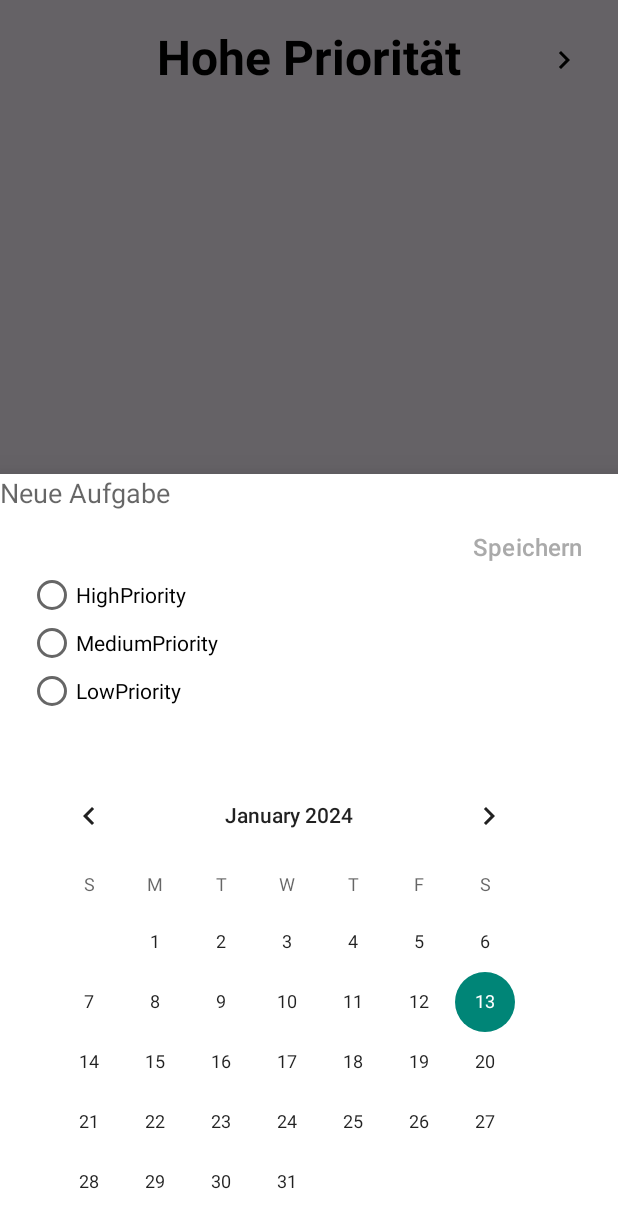
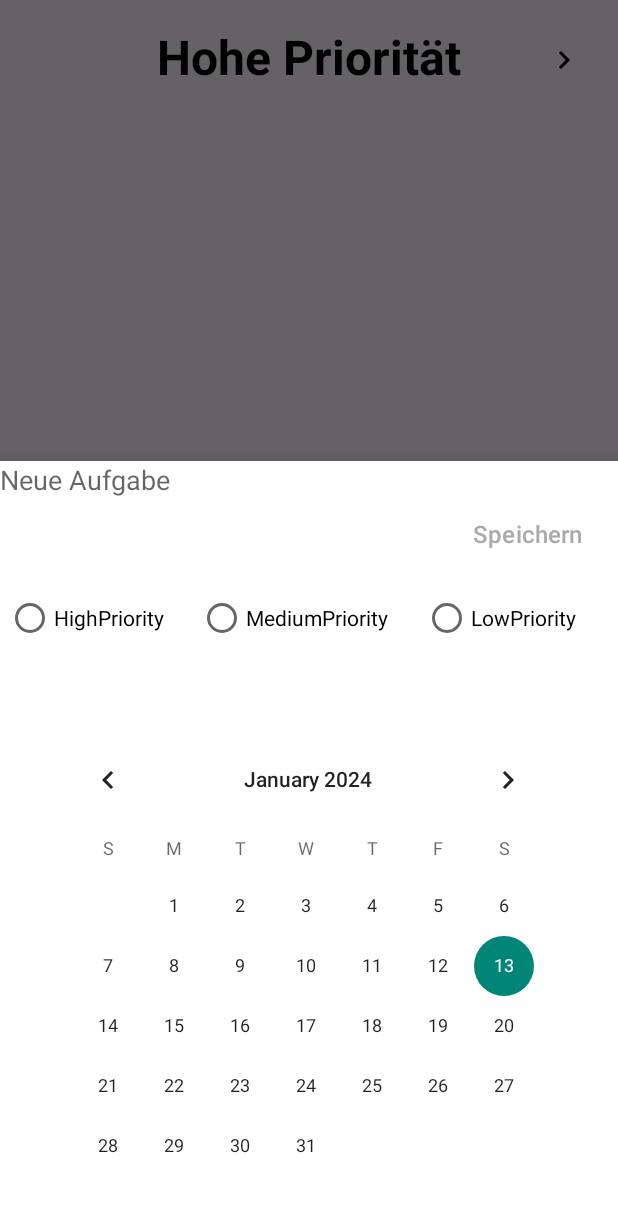
Before and after one commit to shams72/FunTaskTic, an Android app: the fragment AddNewTask placed in its activity, on a phone screen of 412 x 824 dp. Shown: the top 1228 px of the screen. Run offline under Robolectric (Android 15) with nearby library versions, the phone set to English and light mode, and no system bars.

Commit message:
buttons horizontal

```diff
--- a/app/src/main/res/layout/login_page.xml
+++ b/app/src/main/res/layout/login_page.xml
@@ -36,7 +36,7 @@
         android:layout_marginTop="76dp"
         android:background="@android:color/white"
         android:hint="Password"
-        app:circularflow_radiusInDP="5dp"
+        app:circularflow_radiusInDP="60dp"
         app:layout_constraintEnd_toEndOf="parent"
         app:layout_constraintStart_toStartOf="parent"
         app:layout_constraintTop_toBottomOf="@id/usernameEditText" />
--- a/app/src/main/res/layout/new_task.xml
+++ b/app/src/main/res/layout/new_task.xml
@@ -24,45 +24,47 @@
 
     <CalendarView
         android:id="@+id/calendarView"
-        android:layout_width="349dp"
-        android:layout_height="314dp"
+        android:layout_width="wrap_content"
+        android:layout_height="wrap_content"
         android:layout_below="@+id/newTaskText"
         android:layout_alignParentStart="true"
         android:layout_alignParentEnd="true"
-        android:layout_marginStart="17dp"
-        android:layout_marginTop="169dp"
-        android:layout_marginEnd="44dp" />
+        android:layout_marginStart="30dp"
+        android:layout_marginTop="154dp"
+        android:layout_marginEnd="31dp" />
 
     <RadioGroup
         android:id="@+id/PriorityGroup"
-        android:layout_width="189dp"
-        android:layout_height="158dp"
-        android:layout_below="@+id/newTaskText"
-        android:layout_alignStart="@+id/newTaskButton"
-        android:layout_alignBottom="@+id/calendarView"
-        android:layout_marginStart="-272dp"
-        android:layout_marginTop="40dp"
-        android:layout_marginEnd="83dp"
-        android:layout_marginBottom="285dp"
-        android:layout_toStartOf="@+id/newTaskButton">
+        android:layout_width="match_parent"
+        android:layout_height="67dp"
+        android:layout_alignStart="@+id/calendarView"
+        android:layout_alignBottom="@+id/newTaskButton"
+        android:layout_marginStart="-26dp"
+        android:layout_marginEnd="-121dp"
+        android:layout_marginBottom="-83dp"
+        android:layout_toStartOf="@+id/newTaskButton"
+        android:orientation="horizontal">
+
+
 
         <RadioButton
             android:id="@+id/HighPriority"
-            android:layout_width="match_parent"
+            android:layout_width="128dp"
             android:layout_height="wrap_content"
             android:text="HighPriority" />
 
         <RadioButton
             android:id="@+id/MediumPriority"
-            android:layout_width="match_parent"
+            android:layout_width="150dp"
             android:layout_height="wrap_content"
             android:text="MediumPriority" />
 
         <RadioButton
             android:id="@+id/LowPriority"
-            android:layout_width="match_parent"
+            android:layout_width="128dp"
             android:layout_height="wrap_content"
             android:text="LowPriority" />
     </RadioGroup>
 
+
 </RelativeLayout>
```
